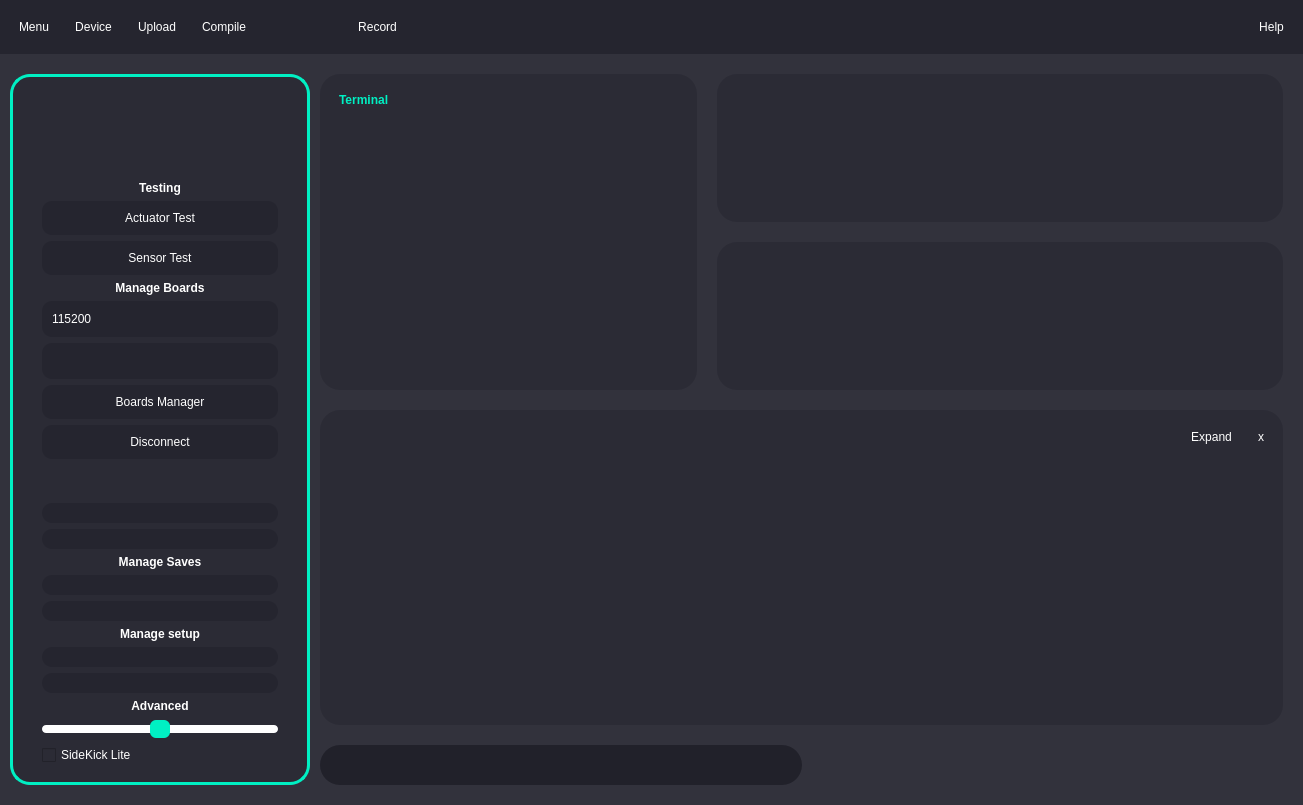
Qt form Ui/GraphingUi.ui (OrionAerospaceYT/SideKick) before a commit.
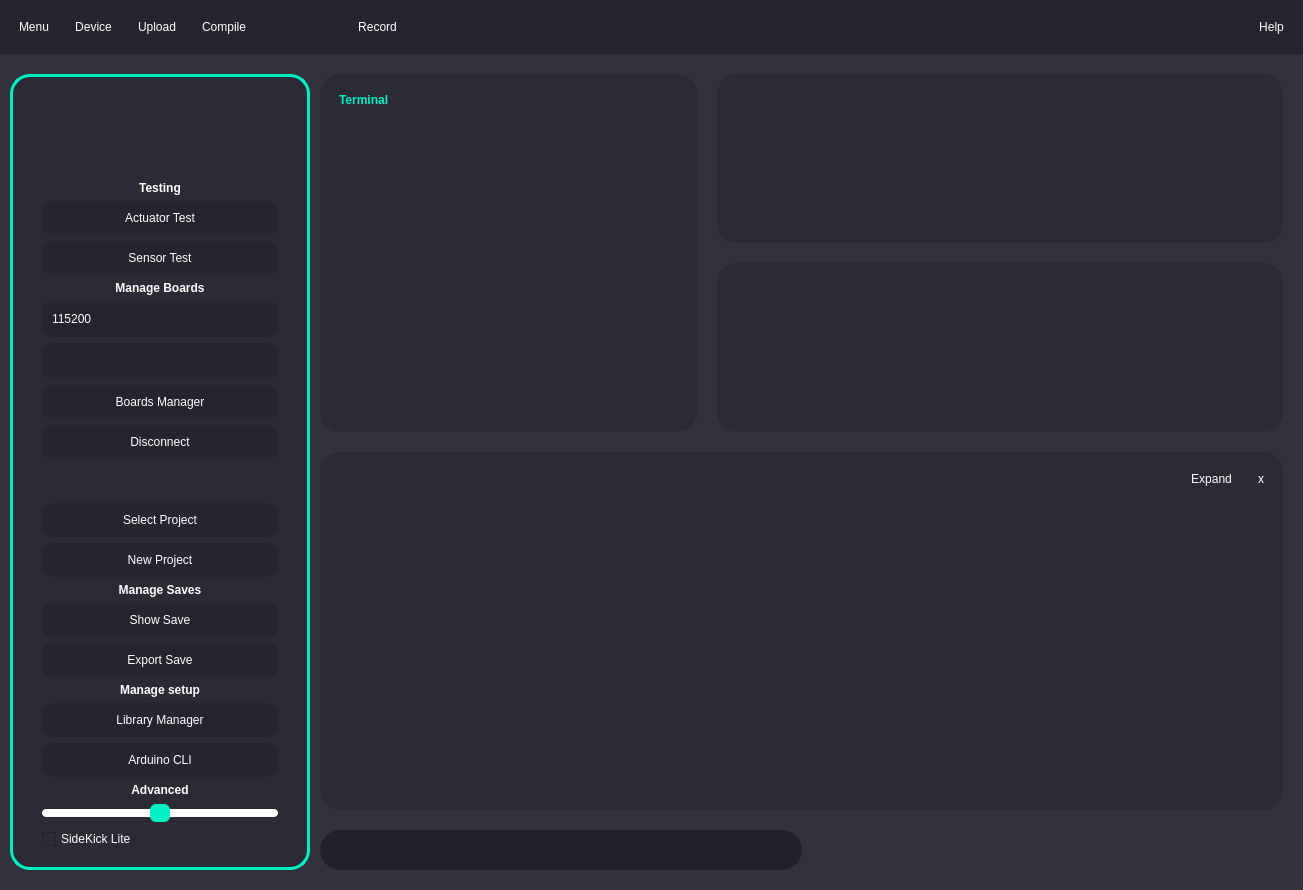
The same form after that commit. Icons and pictures are not drawn.

Commit message: Changed size policies

What changed in the file:
```diff
--- a/Ui/GraphingUi.ui
+++ b/Ui/GraphingUi.ui
@@ -91,7 +91,7 @@
 }
 QComboBox QAbstractItemView {
   background: #252535;
-  border: 2px solid #00f0c3;
+  /*border: 2px solid #00f0c3;*/
   border-radius: 6px;
   color: #ffffff;
   selection-color:#00f0c3;
@@ -987,7 +987,7 @@
          <bool>true</bool>
         </property>
         <property name="sizePolicy">
-         <sizepolicy hsizetype="Ignored" vsizetype="Ignored">
+         <sizepolicy hsizetype="Fixed" vsizetype="Expanding">
           <horstretch>0</horstretch>
           <verstretch>0</verstretch>
          </sizepolicy>
```
The commit also changes 1 other file.
